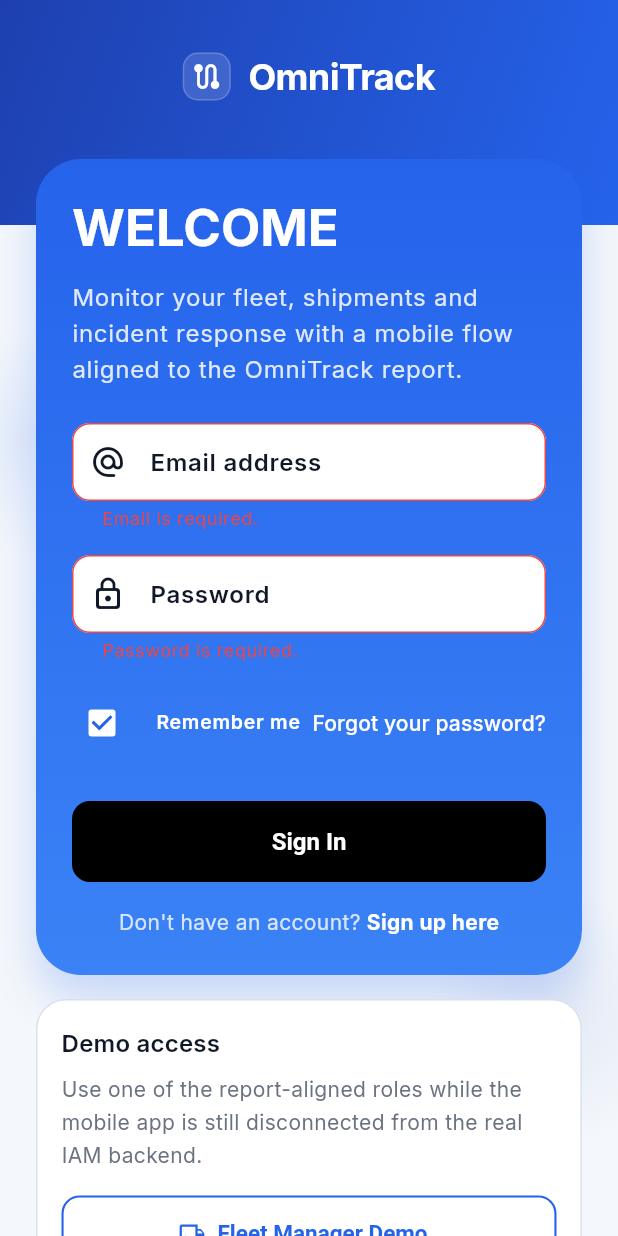
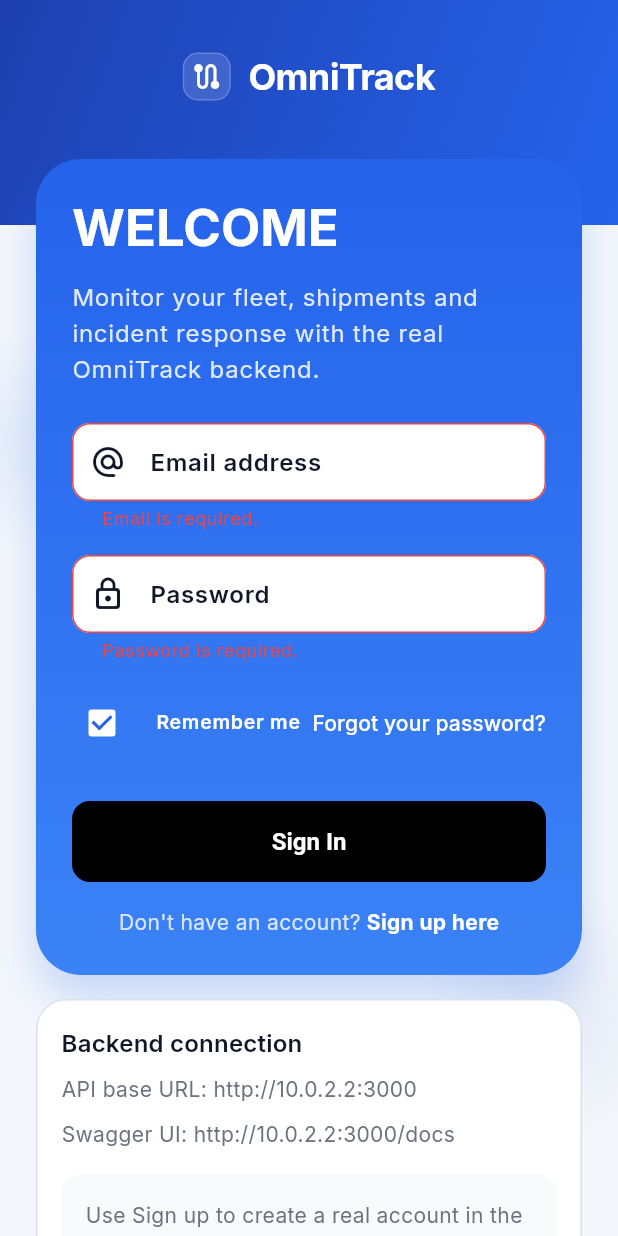
Before and after one commit to Logic-Nodes/logic-nodes-mobile, a Flutter app: the screen it shows after launch, after a tap on "Sign In", on a phone screen of 412 x 824 dp. Run offline on Flutter 3.47's test engine with Material 3 defaults, Android fonts, the phone set to English and light mode, and no system bars.

Commit message:
feat: connect mobile auth flow to backend

```diff
--- /dev/null
+++ b/lib/core/network/api_environment.dart
@@ -0,0 +1,28 @@
+import 'package:flutter/foundation.dart';
+
+abstract final class ApiEnvironment {
+  static const _overrideBaseUrl = String.fromEnvironment(
+    'OMNITRACK_API_BASE_URL',
+  );
+
+  static String get baseUrl {
+    if (_overrideBaseUrl.isNotEmpty) {
+      return _overrideBaseUrl;
+    }
+
+    if (kIsWeb) {
+      return 'http://localhost:3000';
+    }
+
+    return switch (defaultTargetPlatform) {
+      TargetPlatform.android => 'http://10.0.2.2:3000',
+      TargetPlatform.iOS => 'http://localhost:3000',
+      TargetPlatform.macOS => 'http://localhost:3000',
+      TargetPlatform.windows => 'http://localhost:3000',
+      TargetPlatform.linux => 'http://localhost:3000',
+      TargetPlatform.fuchsia => 'http://localhost:3000',
+    };
+  }
+
+  static String get docsUrl => '$baseUrl/docs';
+}
--- a/lib/features/auth/application/controllers/password_recovery_controller.dart
+++ b/lib/features/auth/application/controllers/password_recovery_controller.dart
@@ -26,7 +26,7 @@ class PasswordRecoveryController extends ChangeNotifier {
       onSuccess: () {
         stage = PasswordRecoveryStage.reset;
         feedbackMessage =
-            'Recovery instructions sent. Create your new password to complete the demo flow.';
+            'Recovery instructions sent. Create your new password to continue.';
       },
     );
   }
--- a/lib/features/auth/presentation/screens/login_screen.dart
+++ b/lib/features/auth/presentation/screens/login_screen.dart
@@ -1,5 +1,6 @@
 import 'package:flutter/material.dart';
 
+import '../../../../core/network/api_environment.dart';
 import '../../../../core/routing/app_routes.dart';
 import '../../../../core/utils/design_tokens.dart';
 import '../../application/controllers/login_controller.dart';
@@ -39,17 +40,8 @@ class _LoginScreenState extends State<LoginScreen> {
         return AuthScaffold(
           title: 'WELCOME',
           description:
-              'Monitor your fleet, shipments and incident response with a mobile flow aligned to the OmniTrack report.',
-          footer: _DemoAccessCard(
-            onFleetTap: () {
-              _emailController.text = 'fleet@omnitrack.io';
-              _passwordController.text = 'Fleet123!';
-            },
-            onClientTap: () {
-              _emailController.text = 'client@omnitrack.io';
-              _passwordController.text = 'Client123!';
-            },
-          ),
+              'Monitor your fleet, shipments and incident response with the real OmniTrack backend.',
+          footer: const _BackendConnectionCard(),
           child: Form(
             key: _formKey,
             child: Column(
@@ -58,7 +50,7 @@ class _LoginScreenState extends State<LoginScreen> {
                 AuthTextField(
                   controller: _emailController,
                   label: 'Email address',
-                  hintText: 'fleet@omnitrack.io',
+                  hintText: 'name@company.com',
                   keyboardType: TextInputType.emailAddress,
                   textInputAction: TextInputAction.next,
                   prefixIcon: Icons.alternate_email_rounded,
@@ -222,13 +214,7 @@ class _LoginScreenState extends State<LoginScreen> {
 }
 
 class _DemoAccessCard extends StatelessWidget {
-  const _DemoAccessCard({
-    required this.onFleetTap,
-    required this.onClientTap,
-  });
-
-  final VoidCallback onFleetTap;
-  final VoidCallback onClientTap;
+  const _DemoAccessCard();
 
   @override
   Widget build(BuildContext context) {
@@ -244,30 +230,40 @@ class _DemoAccessCard extends StatelessWidget {
         crossAxisAlignment: CrossAxisAlignment.start,
         children: [
           Text(
-            'Demo access',
+            'Backend connection',
             style: Theme.of(context).textTheme.titleMedium,
           ),
           const SizedBox(height: AppSpacing.xs),
           Text(
-            'Use one of the report-aligned roles while the mobile app is still disconnected from the real IAM backend.',
+            'API base URL: ${ApiEnvironment.baseUrl}',
+            style: Theme.of(context).textTheme.bodyMedium,
+          ),
+          const SizedBox(height: AppSpacing.xs),
+          Text(
+            'Swagger UI: ${ApiEnvironment.docsUrl}',
             style: Theme.of(context).textTheme.bodyMedium,
           ),
           const SizedBox(height: AppSpacing.md),
-          OutlinedButton.icon(
-            onPressed: onFleetTap,
-            icon: const Icon(Icons.local_shipping_outlined),
-            label: const Text('Fleet Manager Demo'),
-          ),
-          const SizedBox(height: AppSpacing.sm),
-          OutlinedButton.icon(
-            onPressed: onClientTap,
-            icon: const Icon(Icons.inventory_2_outlined),
-            label: const Text('Customer Demo'),
+          DecoratedBox(
+            decoration: BoxDecoration(
+              color: const Color(0xFFF8FAFC),
+              borderRadius: BorderRadius.circular(AppRadius.sm),
+            ),
+            child: const Padding(
+              padding: EdgeInsets.all(AppSpacing.md),
+              child: Text(
+                'Use Sign up to create a real account in the existing backend. For Android emulator the default URL is 10.0.2.2:3000.',
+              ),
+            ),
           ),
         ],
       ),
     );
   }
+}
+
+class _BackendConnectionCard extends _DemoAccessCard {
+  const _BackendConnectionCard();
 }
 
 class _FeedbackBanner extends StatelessWidget {
--- a/lib/features/auth/presentation/screens/password_recovery_screen.dart
+++ b/lib/features/auth/presentation/screens/password_recovery_screen.dart
@@ -57,7 +57,7 @@ class _PasswordRecoveryScreenState extends State<PasswordRecoveryScreen> {
           ),
           title: isRequest ? 'Password Recovery' : 'Create New Password',
           description: isRequest
-              ? 'Enter your email and OmniTrack will guide you through the reset flow.'
+              ? 'The current backend does not expose recovery yet. This screen stays available so the mobile flow remains aligned to the report.'
               : 'Set a new password to recover access to your account.',
           child: Form(
             key: isRequest ? _requestFormKey : _resetFormKey,
--- a/lib/main.dart
+++ b/lib/main.dart
@@ -1,5 +1,7 @@
 import 'package:flutter/material.dart';
 
+import 'core/network/api_client.dart';
+import 'core/network/api_environment.dart';
 import 'core/routing/app_router.dart';
 import 'core/routing/app_routes.dart';
 import 'core/storage/memory_store.dart';
@@ -8,13 +10,17 @@ import 'features/auth/application/controllers/password_recovery_controller.dart'
 import 'features/auth/application/controllers/register_controller.dart';
 import 'features/auth/application/controllers/session_controller.dart';
 import 'features/auth/application/use_cases/sign_in_use_case.dart';
-import 'features/auth/data/datasources/mock_auth_datasource.dart';
-import 'features/auth/data/repositories/mock_auth_repository.dart';
+import 'features/auth/data/datasources/remote_auth_datasource.dart';
+import 'features/auth/data/repositories/remote_auth_repository.dart';
 import 'features/auth/domain/entities/auth_session.dart';
 
 void main() {
-  final authRepository = MockAuthRepository(
-    datasource: MockAuthDatasource(),
+  final authRepository = RemoteAuthRepository(
+    datasource: RemoteAuthDatasource(
+      apiClient: ApiClient(
+        baseUrl: ApiEnvironment.baseUrl,
+      ),
+    ),
   );
   final sessionController = SessionController(
     sessionStore: MemoryStore<AuthSession>(),
--- a/pubspec.yaml
+++ b/pubspec.yaml
@@ -34,6 +34,7 @@ dependencies:
   # The following adds the Cupertino Icons font to your application.
   # Use with the CupertinoIcons class for iOS style icons.
   cupertino_icons: ^1.0.8
+  http: ^1.6.0
 
 dev_dependencies:
   flutter_test:
```
Also changed, not shown: lib/core/errors/app_exception.dart (+9 -0 lines), lib/core/network/api_client.dart (+140 -2 lines), lib/features/auth/data/datasources/remote_auth_datasource.dart (added, +295 -0 lines), lib/features/auth/data/models/auth_session_model.dart (+104 -0 lines), lib/features/auth/data/repositories/remote_auth_repository.dart (added, +81 -0 lines), lib/features/auth/presentation/screens/register_screen.dart (+13 -1 lines), pubspec.lock, 1 other file.
